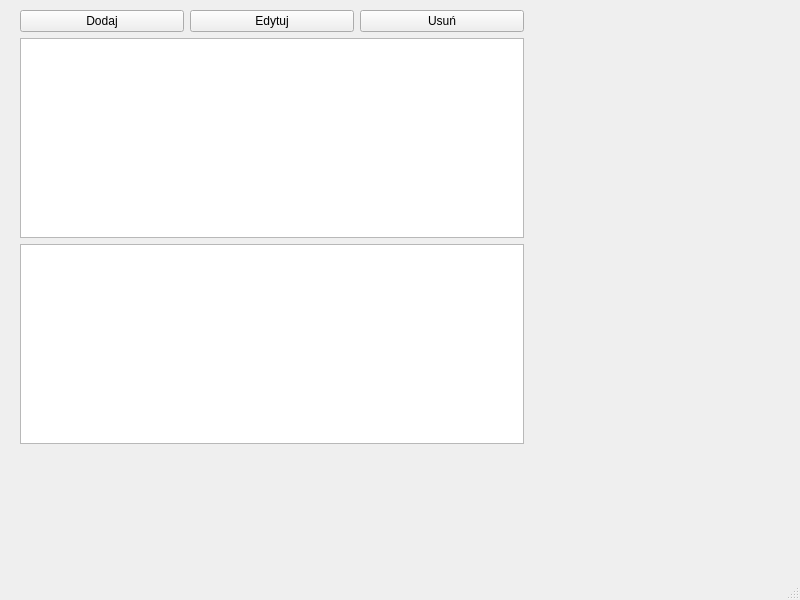
First picture: the form in mainwindow.ui, repository DomaszDomingo/NewestMagazyn, before the edit.
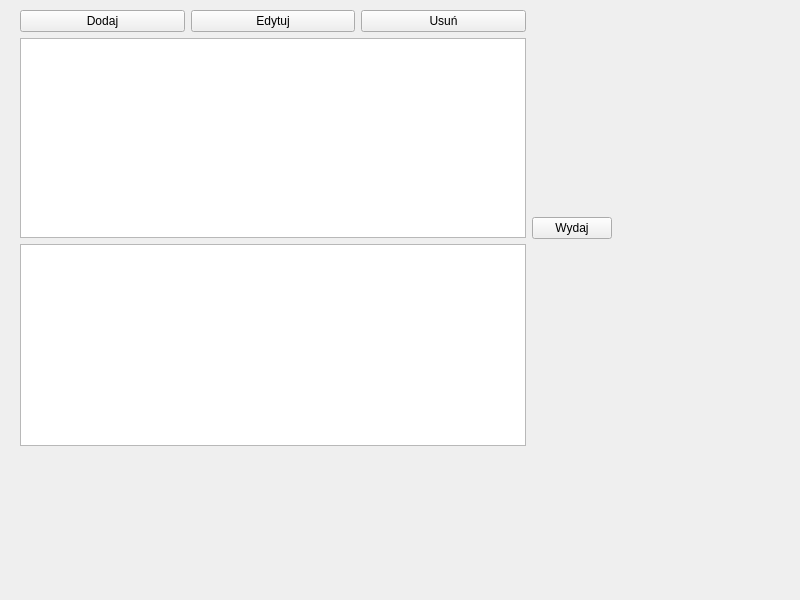
Second picture: the form after the edit. Custom widgets are drawn as their Qt base class.

What changed in the file:
```diff
--- a/mainwindow.ui
+++ b/mainwindow.ui
@@ -19,10 +19,12 @@
      <rect>
       <x>20</x>
       <y>10</y>
-      <width>504</width>
-      <height>434</height>
+      <width>592</width>
+      <height>436</height>
      </rect>
     </property>
+    <layout class="QHBoxLayout" name="horizontalLayout_2">
+     <item>
     <layout class="QVBoxLayout" name="verticalLayout_2">
      <item>
       <layout class="QVBoxLayout" name="verticalLayout">
@@ -73,6 +75,15 @@
       <widget class="QChartView" name="quantityChartView"/>
      </item>
     </layout>
+     </item>
+     <item>
+      <widget class="QPushButton" name="issueButton">
+       <property name="text">
+        <string>Wydaj</string>
+       </property>
+      </widget>
+     </item>
+    </layout>
    </widget>
   </widget>
   <widget class="QMenuBar" name="menubar">
@@ -85,7 +96,6 @@
     </rect>
    </property>
   </widget>
-  <widget class="QStatusBar" name="statusbar"/>
  </widget>
  <customwidgets>
   <customwidget>
```
Lines whose indentation alone changed are shown as unchanged.
